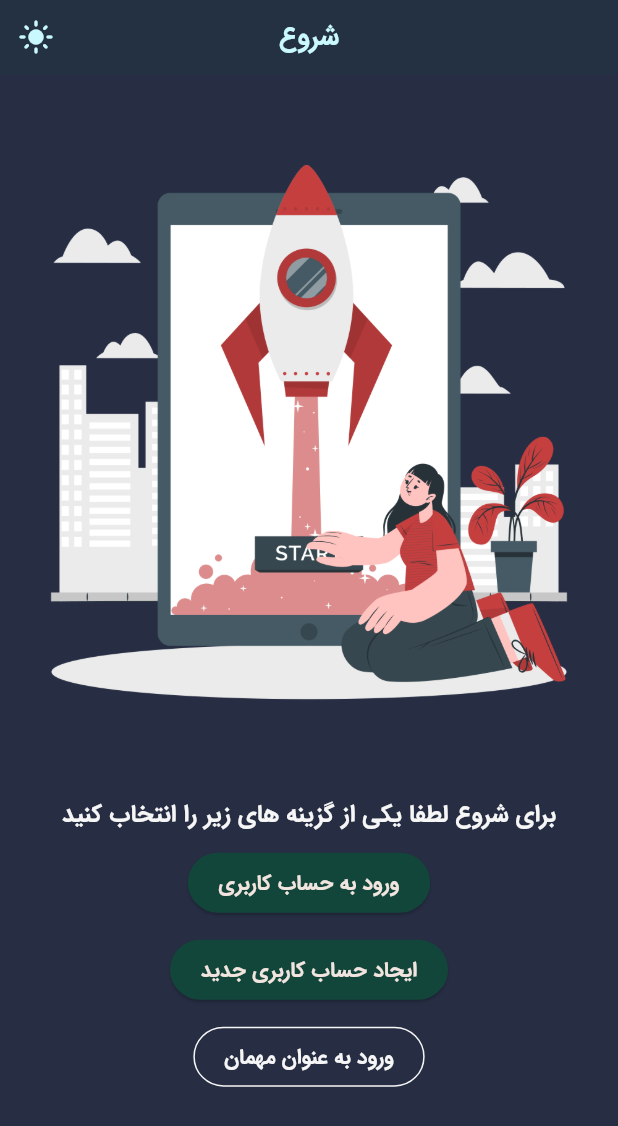
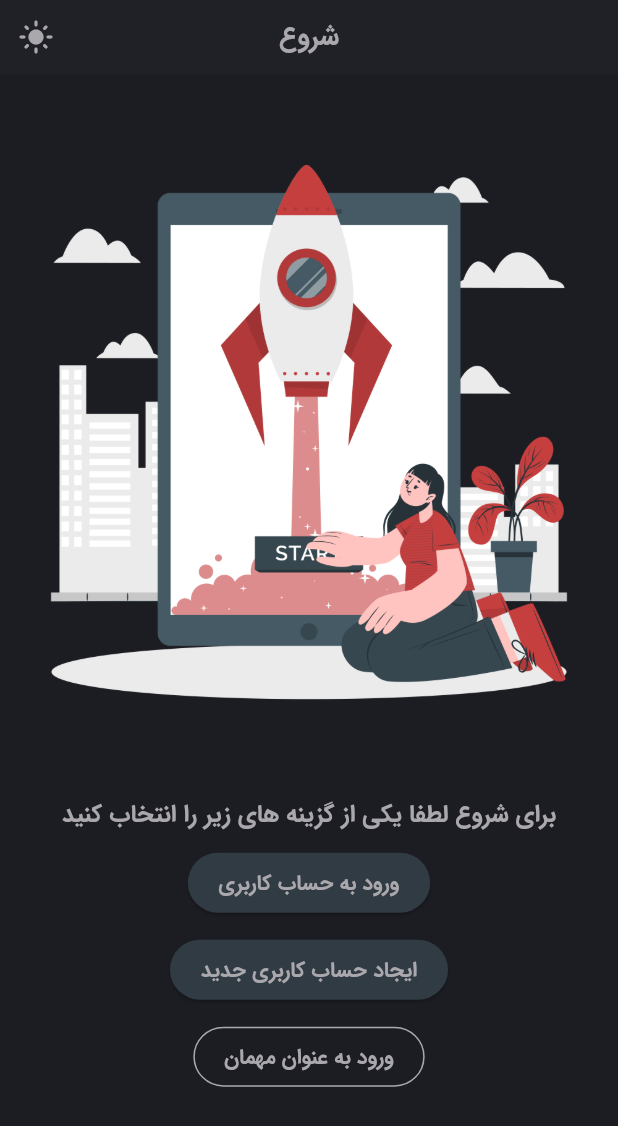
Before and after one commit to iam-hosseindarvishi/sell_pro, a Flutter app: the screen it shows after launch, on a phone screen of 412 x 824 dp. Shown: the top 1126 px of the screen. Run offline on Flutter 3.47's test engine with Material 3 defaults, Android fonts, the phone set to English and light mode, and no system bars; our stand-ins replace flutter_riverpod, hexcolor, image_picker; missing offline and left inert: dart:ffi.

Commit message:
feat : change dark mode theme to new flutter features

```diff
--- a/lib/src/configs/theme/dark_theme.dart
+++ b/lib/src/configs/theme/dark_theme.dart
@@ -3,30 +3,26 @@ import 'package:hexcolor/hexcolor.dart';
 
 // final primary = HexColor("#3C404B");
 // final onPrimary = HexColor("#c9f9ff");
-final primaryColor = HexColor("#12463a");
-final onPrimaryColor = HexColor("#f2e5df");
-final inversePrimaryColor = HexColor("#");
-final backgroundColor = HexColor("#1f1f1b");
-final onBackgroundColor = HexColor("#f6f6f6");
-final surfaceColor = HexColor("#272e44");
-final onSurfaceColor = HexColor("#c9f9ff");
-final secondaryColor = HexColor("#424a3a");
-final onSecondaryColor = HexColor("#be5136");
-final onInverseSurfaceColor = HexColor("#424a3a");
-final inversPrimaryColor = HexColor("#66cc99");
-final errorColor = HexColor("#b52127");
-final onErrorColor = HexColor("1e1e1e");
+final primaryColor = HexColor("#313B44");
+final onPrimaryColor = HexColor("#AAA8AD");
+final inversePrimaryColor = HexColor("#cec4bb");
+final surfaceColor = HexColor("#1C1D22");
+final onSurfaceColor = HexColor("#AAA8AD");
+final inversSurfaceColor = HexColor("#74b6bb");
+final onInverseSurfaceColor = HexColor("#555752");
+final secondaryColor = HexColor("#8B4944");
+final onSecondaryColor = HexColor("#606467");
+final errorColor = HexColor("#E62815");
+final onErrorColor = HexColor("313B44");
 ThemeData darkTheme = ThemeData(
     useMaterial3: true,
     colorScheme: ColorScheme.dark(
-        background: backgroundColor,
-        onBackground: onBackgroundColor,
         primary: primaryColor,
-        inversePrimary: inversPrimaryColor,
+        inversePrimary: inversePrimaryColor,
         onPrimary: onPrimaryColor,
-        primaryContainer: backgroundColor,
+        primaryContainer: surfaceColor,
         surface: surfaceColor,
-        inverseSurface: onInverseSurfaceColor,
+        inverseSurface: inversSurfaceColor,
         onSurface: onSurfaceColor,
         secondary: secondaryColor,
         onSecondary: onSecondaryColor,
@@ -37,30 +33,30 @@ ThemeData darkTheme = ThemeData(
     //text button theme
     textButtonTheme: TextButtonThemeData(
       style: ButtonStyle(
-        overlayColor: const MaterialStatePropertyAll<Color>(Colors.white38),
-        foregroundColor: MaterialStatePropertyAll<Color>(onBackgroundColor),
+        overlayColor: const WidgetStatePropertyAll<Color>(Colors.white38),
+        foregroundColor: WidgetStatePropertyAll<Color>(onSurfaceColor),
         // backgroundColor: MaterialStatePropertyAll<Color>(primaryColor)
       ),
     ),
     //outlined button theme
     outlinedButtonTheme: OutlinedButtonThemeData(
         style: OutlinedButton.styleFrom(
-      foregroundColor: onBackgroundColor,
-      side: BorderSide(color: onBackgroundColor),
+      foregroundColor: onSurfaceColor,
+      side: BorderSide(color: onSurfaceColor),
     )),
     //filled button
     filledButtonTheme: FilledButtonThemeData(
       style: ButtonStyle(
-          overlayColor: MaterialStatePropertyAll<Color>(secondaryColor),
-          foregroundColor: MaterialStatePropertyAll<Color>(onPrimaryColor),
-          backgroundColor: MaterialStatePropertyAll<Color>(primaryColor)),
+          overlayColor: WidgetStatePropertyAll<Color>(secondaryColor),
+          foregroundColor: WidgetStatePropertyAll<Color>(onPrimaryColor),
+          backgroundColor: WidgetStatePropertyAll<Color>(primaryColor)),
     ),
     //elevatedButton theme
     elevatedButtonTheme: ElevatedButtonThemeData(
       style: ButtonStyle(
-          overlayColor: MaterialStatePropertyAll<Color>(secondaryColor),
-          foregroundColor: MaterialStatePropertyAll<Color>(onPrimaryColor),
-          backgroundColor: MaterialStatePropertyAll<Color>(primaryColor)),
+          overlayColor: WidgetStatePropertyAll<Color>(secondaryColor),
+          foregroundColor: WidgetStatePropertyAll<Color>(onPrimaryColor),
+          backgroundColor: WidgetStatePropertyAll<Color>(primaryColor)),
     ));
 
 // text theme
--- a/lib/src/configs/theme/light_theme.dart
+++ b/lib/src/configs/theme/light_theme.dart
@@ -6,10 +6,8 @@ import 'package:hexcolor/hexcolor.dart';
 final primaryColor = HexColor("#e6ba23");
 final onPrimaryColor = HexColor("#272525");
 final inversPrimaryColor = HexColor("#010407");
-final backgroundColor = HexColor("#f6f6f6");
-final onBackgroundColor = HexColor("#424a3a");
-final surfaceColor = HexColor("#272e44");
-final onSurfaceColor = HexColor("#c9f9ff");
+final surfaceColor = HexColor("#f6f6f6");
+final onSurfaceColor = HexColor("#424a3a");
 final inverseSurfaceColor = HexColor("#c9f9ff");
 final onInverseSurfaceColor = HexColor("#424a3a");
 final secondaryColor = HexColor("#424a3a");
@@ -19,12 +17,10 @@ final onErrorColor = HexColor("1e1e1e");
 ThemeData lightTheme = ThemeData(
     useMaterial3: true,
     colorScheme: ColorScheme.light(
-        background: backgroundColor,
         primary: primaryColor,
         onPrimary: onPrimaryColor,
         inversePrimary: inversPrimaryColor,
-        primaryContainer: backgroundColor,
-        onBackground: onBackgroundColor,
+        primaryContainer: surfaceColor,
         surface: surfaceColor,
         inverseSurface: inverseSurfaceColor,
         onSurface: onSurfaceColor,
@@ -37,30 +33,30 @@ ThemeData lightTheme = ThemeData(
     //filled button theme
     filledButtonTheme: FilledButtonThemeData(
       style: ButtonStyle(
-          overlayColor: MaterialStatePropertyAll<Color>(secondaryColor),
-          foregroundColor: MaterialStatePropertyAll<Color>(onPrimaryColor),
-          backgroundColor: MaterialStatePropertyAll<Color>(primaryColor)),
+          overlayColor: WidgetStatePropertyAll<Color>(secondaryColor),
+          foregroundColor: WidgetStatePropertyAll<Color>(onPrimaryColor),
+          backgroundColor: WidgetStatePropertyAll<Color>(primaryColor)),
     ),
     //outlined button theme
     outlinedButtonTheme: OutlinedButtonThemeData(
         style: OutlinedButton.styleFrom(
-      foregroundColor: onBackgroundColor,
-      side: BorderSide(color: onBackgroundColor),
+      foregroundColor: onSurfaceColor,
+      side: BorderSide(color: onSurfaceColor),
     )),
     //text button theme
     textButtonTheme: TextButtonThemeData(
       style: ButtonStyle(
-        overlayColor: const MaterialStatePropertyAll<Color>(Colors.white38),
-        foregroundColor: MaterialStatePropertyAll<Color>(onBackgroundColor),
+        overlayColor: const WidgetStatePropertyAll<Color>(Colors.white38),
+        foregroundColor: WidgetStatePropertyAll<Color>(onSurfaceColor),
         // backgroundColor: MaterialStatePropertyAll<Color>(primaryColor)
       ),
     ),
     //elevatedButton theme
     elevatedButtonTheme: ElevatedButtonThemeData(
       style: ButtonStyle(
-          overlayColor: MaterialStatePropertyAll<Color>(secondaryColor),
-          foregroundColor: MaterialStatePropertyAll<Color>(onPrimaryColor),
-          backgroundColor: MaterialStatePropertyAll<Color>(primaryColor)),
+          overlayColor: WidgetStatePropertyAll<Color>(secondaryColor),
+          foregroundColor: WidgetStatePropertyAll<Color>(onPrimaryColor),
+          backgroundColor: WidgetStatePropertyAll<Color>(primaryColor)),
     ));
 
 // text theme
--- a/lib/src/features/auth/presentation/widgets/image_picker_button.dart
+++ b/lib/src/features/auth/presentation/widgets/image_picker_button.dart
@@ -27,13 +27,13 @@ class ImagePickerButton extends StatelessWidget {
           Icon(
             size: iconSize,
             icon,
-            color: Theme.of(context).colorScheme.onBackground,
+            color: Theme.of(context).colorScheme.onSurface,
           ),
           Text(
             text,
             style: TextStyle(
                 fontFamily: "Sahel",
-                color: Theme.of(context).colorScheme.onBackground,
+                color: Theme.of(context).colorScheme.onSurface,
                 fontSize: fontSize,
                 fontWeight: fontWeight),
           )
--- a/lib/src/features/home/presentation/screens/home_page.dart
+++ b/lib/src/features/home/presentation/screens/home_page.dart
@@ -43,7 +43,7 @@ class _HomePageState extends ConsumerState<HomePage> {
               ),
               Text("منو دسترسی سریع",
                   style: Theme.of(context).textTheme.bodyLarge?.copyWith(
-                      color: Theme.of(context).colorScheme.onBackground,
+                      color: Theme.of(context).colorScheme.onSurface,
                       fontFamily: "IranSans")),
               const SizedBox(
                 height: 15,
@@ -55,13 +55,13 @@ class _HomePageState extends ConsumerState<HomePage> {
               ),
               Text("لیست ها",
                   style: Theme.of(context).textTheme.bodyLarge?.copyWith(
-                      color: Theme.of(context).colorScheme.onBackground,
+                      color: Theme.of(context).colorScheme.onSurface,
                       fontFamily: "IranSans")),
               const SizedBox(
                 height: 15,
               ),
               const HomeListAccessItems(),
-              SizedBox(
+              const SizedBox(
                 height: 150,
               )
             ],
--- a/lib/src/features/home/presentation/widgets/bottom_navigation_bar.dart
+++ b/lib/src/features/home/presentation/widgets/bottom_navigation_bar.dart
@@ -9,9 +9,9 @@ class HomeBottomNavitaionBar extends ConsumerWidget {
   Widget build(BuildContext context, WidgetRef ref) {
     final indexBottomNavbar = ref.watch(indexBottomNavbarProvider);
     return BottomNavigationBar(
-      backgroundColor: Theme.of(context).colorScheme.surface,
-      selectedItemColor: Theme.of(context).colorScheme.onSecondary,
-      unselectedItemColor: Theme.of(context).colorScheme.onSurface,
+      backgroundColor: Theme.of(context).colorScheme.primary,
+      selectedItemColor: Theme.of(context).colorScheme.secondary,
+      unselectedItemColor: Theme.of(context).colorScheme.onPrimary,
       selectedLabelStyle:
           const TextStyle(fontFamily: "IranSans", fontWeight: FontWeight.bold),
       unselectedLabelStyle: const TextStyle(
--- a/lib/src/features/home/presentation/widgets/drawer_item.dart
+++ b/lib/src/features/home/presentation/widgets/drawer_item.dart
@@ -15,8 +15,8 @@ class DrawerItem extends StatelessWidget {
     return InkWell(
       onTap: handleTab,
       child: ListTile(
-        iconColor: Theme.of(context).colorScheme.onBackground,
-        textColor: Theme.of(context).colorScheme.onBackground,
+        iconColor: Theme.of(context).colorScheme.onSurface,
+        textColor: Theme.of(context).colorScheme.onSurface,
         title: Row(
           mainAxisAlignment: MainAxisAlignment.start,
           mainAxisSize: MainAxisSize.min,
--- a/lib/src/features/home/presentation/widgets/home_drawer.dart
+++ b/lib/src/features/home/presentation/widgets/home_drawer.dart
@@ -9,7 +9,7 @@ class HomeDrawer extends StatelessWidget {
   @override
   Widget build(BuildContext context) {
     return Drawer(
-      backgroundColor: Theme.of(context).colorScheme.background,
+      backgroundColor: Theme.of(context).colorScheme.surface,
       child: ListView(
         padding: EdgeInsets.zero,
         children: [
@@ -26,10 +26,10 @@ class HomeDrawer extends StatelessWidget {
                         fontFamily: "IranSans",
                         fontSize: 21,
                         fontWeight: FontWeight.bold,
-                        color: Theme.of(context).colorScheme.onBackground),
+                        color: Theme.of(context).colorScheme.onSurface),
                   ),
                   ThemeToggler(
-                    iconColor: Theme.of(context).colorScheme.onBackground,
+                    iconColor: Theme.of(context).colorScheme.onSurface,
                   )
                 ],
               ),
--- a/lib/src/features/home/presentation/widgets/home_list_access_button.dart
+++ b/lib/src/features/home/presentation/widgets/home_list_access_button.dart
@@ -24,7 +24,7 @@ class HomeListAccessButton extends StatelessWidget {
         boxShadow: [
           BoxShadow(
               blurStyle: BlurStyle.outer,
-              color: Theme.of(context).colorScheme.onBackground.withOpacity(.5),
+              color: Theme.of(context).colorScheme.onSurface.withOpacity(.5),
               blurRadius: 2)
         ],
         borderRadius: BorderRadius.circular(5),
@@ -44,7 +44,7 @@ class HomeListAccessButton extends StatelessWidget {
                     fontWeight: FontWeight.bold,
                     fontSize: 18,
                     fontFamily: "IranSans",
-                    color: Theme.of(context).colorScheme.onBackground),
+                    color: Theme.of(context).colorScheme.onSurface),
               ),
               Text(
                 subTitle,
@@ -54,7 +54,7 @@ class HomeListAccessButton extends StatelessWidget {
                     fontFamily: "IranSans",
                     color: Theme.of(context)
                         .colorScheme
-                        .onBackground
+                        .onSurface
                         .withOpacity(.8)),
               )
             ],
--- a/lib/src/features/home/presentation/widgets/home_list_access_items.dart
+++ b/lib/src/features/home/presentation/widgets/home_list_access_items.dart
@@ -1,7 +1,6 @@
 import 'package:flutter/material.dart';
 
 import 'home_list_access_button.dart';
-import 'home_quick_access_button.dart';
 
 class HomeListAccessItems extends StatelessWidget {
   const HomeListAccessItems({
@@ -69,7 +68,7 @@ class HomeListAccessItems extends StatelessWidget {
         Divider(
           endIndent: 20,
           indent: 20,
-          color: Theme.of(context).colorScheme.onBackground,
+          color: Theme.of(context).colorScheme.onSurface,
         ),
         HomeListAccessButton(
           handleTab: () {},
@@ -87,7 +86,7 @@ class HomeListAccessItems extends StatelessWidget {
         Divider(
           endIndent: 20,
           indent: 20,
-          color: Theme.of(context).colorScheme.onBackground,
+          color: Theme.of(context).colorScheme.onSurface,
         ),
         HomeListAccessButton(
           handleTab: () {},
--- a/lib/src/features/splash/presentation/screens/splash_screen_page.dart
+++ b/lib/src/features/splash/presentation/screens/splash_screen_page.dart
@@ -39,7 +39,7 @@ class SplashScreenPage extends StatelessWidget {
                   Text(
                     "برای شروع لطفا یکی از گزینه های زیر را انتخاب کنید",
                     style: TextStyle(
-                        color: Theme.of(context).colorScheme.onBackground,
+                        color: Theme.of(context).colorScheme.onSurface,
                         fontSize: 16,
                         fontFamily: "IranSans",
                         fontWeight: FontWeight.bold),
--- a/lib/src/shared/widgets/primary_elevated_button.dart
+++ b/lib/src/shared/widgets/primary_elevated_button.dart
@@ -13,11 +13,11 @@ class PrimaryElevatedButton extends StatelessWidget {
   Widget build(BuildContext context) {
     return ElevatedButton(
         style: ButtonStyle(
-            overlayColor: MaterialStatePropertyAll<Color>(
+            overlayColor: WidgetStatePropertyAll<Color>(
                 Theme.of(context).colorScheme.secondary),
-            foregroundColor: MaterialStatePropertyAll<Color>(
+            foregroundColor: WidgetStatePropertyAll<Color>(
                 Theme.of(context).colorScheme.onPrimary),
-            backgroundColor: MaterialStatePropertyAll<Color>(
+            backgroundColor: WidgetStatePropertyAll<Color>(
                 Theme.of(context).colorScheme.primary)),
         onPressed: () {
           handlePress();
```
Also changed, not shown: lib/src/features/home/presentation/widgets/home_quick_access_button.dart (+5 -4 lines), pubspec.lock.
